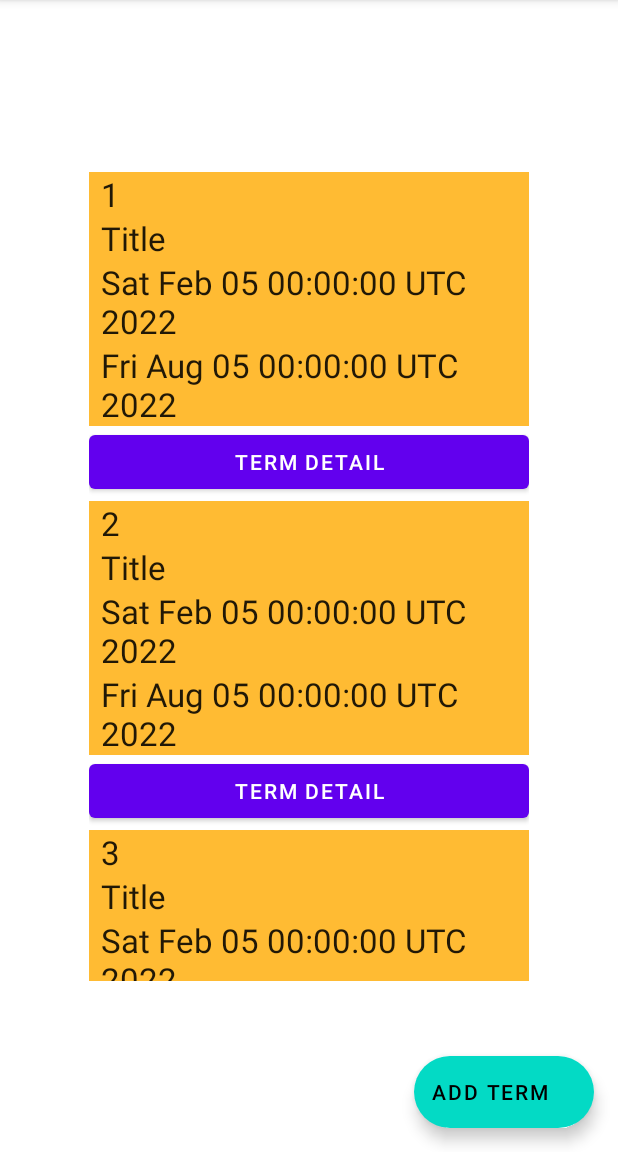
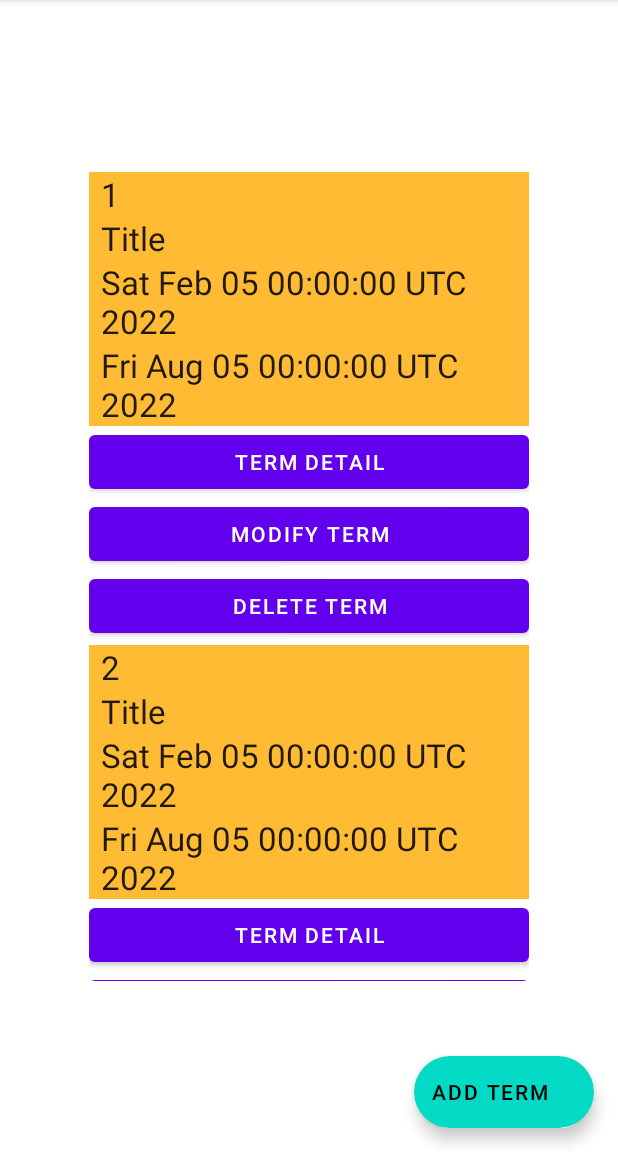
Before and after one commit to kevinsherrell/Term-Scheduler, an Android app: the screen it shows after launch (TermList), on a phone screen of 412 x 824 dp, the part 84-1236 px from its top. Run offline under Robolectric (Android 15) with nearby library versions, the phone set to English and light mode, and no system bars; our stand-ins replace Room's generated code.

Commit message:
attempting to delte a term with coures crashes the app fatal exception

```diff
--- a/app/src/main/java/com/c196/TermScheduler/DB/CourseDAO.java
+++ b/app/src/main/java/com/c196/TermScheduler/DB/CourseDAO.java
@@ -49,5 +49,8 @@ public interface CourseDAO {
     @Query("SELECT * FROM course_table WHERE course_table.course_id == :id")
     LiveData<Course> getCourseById(int id);
 
+    @Query("SELECT * FROM course_table WHERE term_id = :id")
+    Course getOneCourseByFK(int id);
+
 
 }
--- a/app/src/main/java/com/c196/TermScheduler/UI/Term/TermAdapter.java
+++ b/app/src/main/java/com/c196/TermScheduler/UI/Term/TermAdapter.java
@@ -1,7 +1,9 @@
 package com.c196.TermScheduler.UI.Term;
 
+import android.app.Application;
 import android.content.Context;
 import android.content.Intent;
+import android.database.SQLException;
 import android.util.Log;
 import android.view.LayoutInflater;
 import android.view.View;
@@ -9,11 +11,21 @@ import android.view.ViewGroup;
 import android.widget.Button;
 import android.widget.LinearLayout;
 import android.widget.TextView;
+import android.widget.Toast;
 
 import androidx.annotation.NonNull;
+import androidx.lifecycle.LiveData;
+import androidx.lifecycle.ViewModelProvider;
+import androidx.lifecycle.ViewModelStoreOwner;
 import androidx.recyclerview.widget.RecyclerView;
 
+import com.c196.TermScheduler.DB.SchedulerDB;
+import com.c196.TermScheduler.DB.TermDAO;
+import com.c196.TermScheduler.Data.SchedulerRepository;
+import com.c196.TermScheduler.Model.Course;
+import com.c196.TermScheduler.Model.CourseWithTerm;
 import com.c196.TermScheduler.Model.Term;
+import com.c196.TermScheduler.Model.TermViewModel;
 import com.c196.TermScheduler.R;
 
 import java.util.List;
@@ -51,6 +63,7 @@ public class TermAdapter extends RecyclerView.Adapter<TermAdapter.ViewHolder> {
 
     public class ViewHolder extends RecyclerView.ViewHolder {
         public Button termDetailButton;
+        public Button termDeleteButton;
         public TextView id;
         public TextView title;
         public TextView start;
@@ -63,6 +76,7 @@ public class TermAdapter extends RecyclerView.Adapter<TermAdapter.ViewHolder> {
             super(itemView);
             Context viewContext = itemView.getContext();
             termDetailButton = itemView.findViewById(R.id.termDetailButton);
+            termDeleteButton = itemView.findViewById(R.id.termDeleteButton);
             id = itemView.findViewById(R.id.idTextView);
             title = itemView.findViewById(R.id.titleTextView);
             start = itemView.findViewById(R.id.startTextView);
@@ -86,7 +100,24 @@ public class TermAdapter extends RecyclerView.Adapter<TermAdapter.ViewHolder> {
                 }
 
             });
+            termDeleteButton.setOnClickListener((new View.OnClickListener() {
+                @Override
+                public void onClick(View view) {
+                    int courseCount = 0;
+                    int position = getAdapterPosition();
+                    final Term current = termList.get(position);
+                    SchedulerRepository repository = new SchedulerRepository((Application) viewContext.getApplicationContext());
+                    Course associated = repository.getOneCourseByFK(current.getId());
+                    Log.d(TAG, "onClick: " + associated.getId());
+//                        repository.deleteTerm(current);
 
+//                    if (repository.getOneCourseByFK(current.getId()) == null) {
+//                        Toast.makeText(viewContext.getApplicationContext(), "Course Saved Successfully", Toast.LENGTH_LONG).show();
+//                    } else {
+//
+//                    }
+                }
+            }));
         }
     }
 }
--- a/app/src/main/res/layout/activity_term_recyclerview_item.xml
+++ b/app/src/main/res/layout/activity_term_recyclerview_item.xml
@@ -40,4 +40,17 @@
         android:layout_height="wrap_content"
         android:text="Term Detail">Term Detail
     </Button>
+
+    <Button
+        android:id="@+id/termModifyButton"
+        android:layout_width="match_parent"
+        android:layout_height="wrap_content"
+        android:text="Modify Term">Term Detail</Button>
+
+    <Button
+        android:id="@+id/termDeleteButton"
+        android:layout_width="match_parent"
+        android:layout_height="wrap_content"
+        android:text="Delete Term">Term Detail
+    </Button>
 </LinearLayout>
```
Also changed, not shown: app/src/main/java/com/c196/TermScheduler/Data/SchedulerRepository.java (+6 -1 lines).
